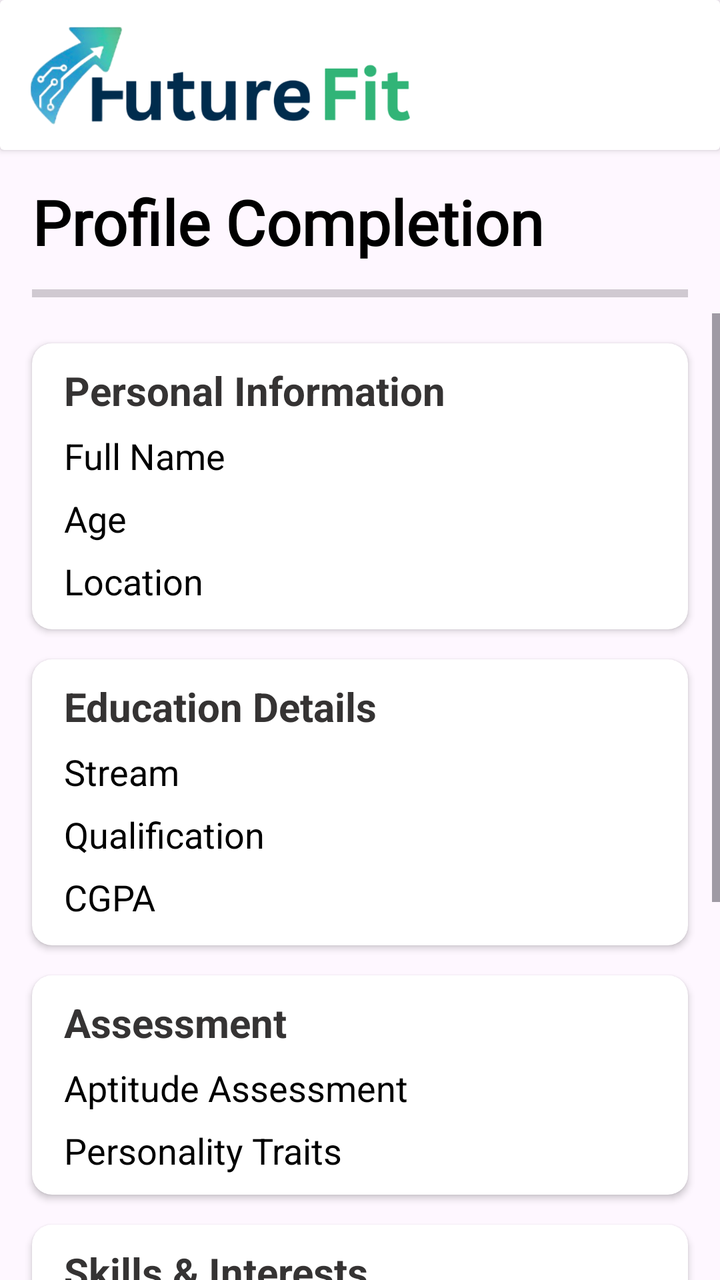
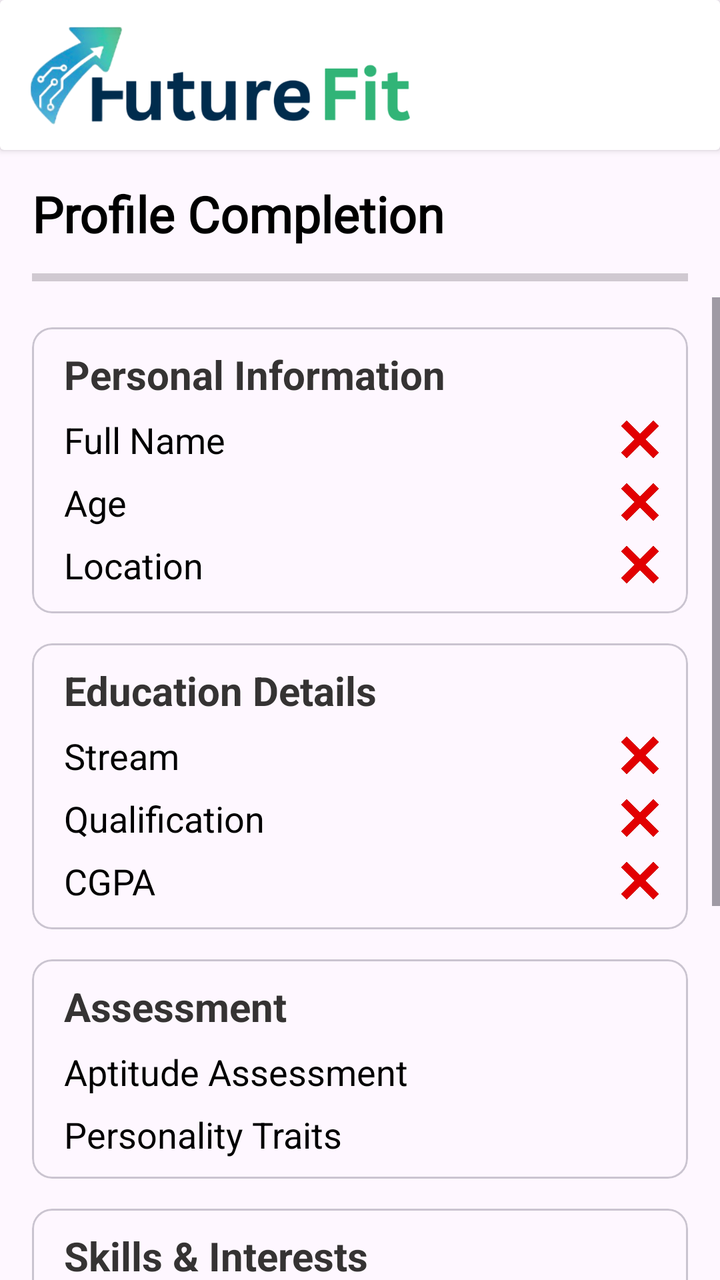

Before-and-after screenshots of an Android layout around one commit, followed by the original layout XML and the change that was made.
<!-- AndroidManifest.xml: application theme Theme.FutureFit -->
<!-- res/layout/activity_profile_status.xml -->
<?xml version="1.0" encoding="utf-8"?>
<LinearLayout xmlns:android="http://schemas.android.com/apk/res/android"
    xmlns:app="http://schemas.android.com/apk/res-auto"
    xmlns:tools="http://schemas.android.com/tools"
    android:id="@+id/main"
    android:orientation="vertical"
    android:backgroundTint="@color/Royalwhite"
    android:layout_width="match_parent"
    android:layout_height="match_parent"
    tools:context=".ProfileStatus">

    <androidx.cardview.widget.CardView
        android:layout_width="match_parent"
        android:layout_height="75dp"
        android:elevation="15dp">
       <ImageView
           android:layout_width="200dp"
           android:layout_height="match_parent"
           android:src="@drawable/finallogo2"
           android:layout_marginLeft="10dp"/>
    </androidx.cardview.widget.CardView>

    <TextView
        android:layout_width="wrap_content"
        android:layout_height="wrap_content"
        android:text="Profile Completion"
        android:textStyle="bold"
        android:layout_marginTop="15dp"
        android:textSize="31dp"
        android:textColor="@color/black"
        android:fontFamily="@font/ar_one_sans"
        android:layout_marginStart="16dp"/>

    <ProgressBar
        android:id="@+id/progressBar"
        style="?android:attr/progressBarStyleHorizontal"
        android:layout_width="match_parent"
        android:layout_height="20dp"
        android:layout_marginTop="5dp"
        android:layout_marginHorizontal="16dp"/>

    <ScrollView
        android:layout_width="match_parent"
        android:layout_height="wrap_content"
        >
        <LinearLayout
            android:layout_width="match_parent"
            android:layout_height="match_parent"
            android:orientation="vertical">



    <androidx.cardview.widget.CardView
        android:layout_width="match_parent"
        android:layout_height="wrap_content"
        android:layout_marginHorizontal="16dp"
        app:cardCornerRadius="10dp"
        android:layout_marginTop="15dp">
        <LinearLayout
            android:layout_width="match_parent"
            android:layout_height="match_parent"
            android:orientation="vertical">
            <TextView
                android:layout_width="wrap_content"
                android:layout_height="wrap_content"
                android:text="Personal Information"
                android:textColor="@color/textcolor"
                android:textSize="20dp"
                android:textStyle="bold"
                android:layout_marginTop="10dp"
                android:layout_marginStart="16dp"/>
            <LinearLayout
                android:layout_width="match_parent"
                android:layout_height="wrap_content"
                android:orientation="horizontal"
                android:layout_marginTop="7dp">
                <TextView
                    android:layout_width="wrap_content"
                    android:layout_height="wrap_content"
                    android:text="Full Name"
                    android:textSize="18dp"
                    android:textColor="@color/black"
                    android:paddingStart="16dp"
                    android:layout_gravity="center_vertical"/>
                <ImageView
                    android:id="@+id/namecheck"
                    android:layout_width="24dp"
                    android:layout_height="24dp"
                    android:layout_marginLeft="245dp"
                    android:layout_gravity="center_vertical"
                    android:src="@drawable/cross"/>
            </LinearLayout>
            <LinearLayout
                android:layout_width="match_parent"
                android:layout_height="wrap_content"
                android:orientation="horizontal"
                android:layout_marginTop="7dp">
                <TextView
                    android:layout_width="wrap_content"
                    android:layout_height="wrap_content"
                    android:text="Age"
                    android:textSize="18dp"
                    android:paddingStart="16dp"
                    android:textColor="@color/black"
                    android:layout_gravity="center_vertical"/>
                <ImageView
                    android:id="@+id/agecheck"
                    android:layout_width="24dp"
                    android:layout_height="24dp"
                    android:layout_marginLeft="295dp"
                    android:layout_gravity="center_vertical"
                    android:src="@drawable/cross"/>
            </LinearLayout>
            <LinearLayout
                android:layout_width="match_parent"
                android:layout_height="wrap_content"
                android:orientation="horizontal"
                android:layout_marginBottom="12dp"
                android:layout_marginTop="7dp">
                <TextView
                    android:layout_width="wrap_content"
                    android:layout_height="wrap_content"
                    android:text="Location"
                    android:textSize="18dp"
                    android:paddingStart="16dp"
                    android:textColor="@color/black"
                    android:layout_gravity="center_vertical"/>
                <ImageView
                    android:id="@+id/locationcheck"
                    android:layout_width="24dp"
                    android:layout_height="24dp"
                    android:layout_marginLeft="257dp"
                    android:layout_gravity="center_vertical"
                    android:src="@drawable/cross"/>
            </LinearLayout>
        </LinearLayout>
    </androidx.cardview.widget.CardView>



    <androidx.cardview.widget.CardView
        android:layout_width="match_parent"
        android:layout_height="wrap_content"
        android:layout_marginHorizontal="16dp"
        app:cardCornerRadius="10dp"
        android:layout_marginTop="15dp">
        <LinearLayout
            android:layout_width="match_parent"
            android:layout_height="match_parent"
            android:orientation="vertical">
            <TextView
                android:layout_width="wrap_content"
                android:layout_height="wrap_content"
                android:text="Education Details"
                android:textColor="@color/textcolor"
                android:textSize="20dp"
                android:textStyle="bold"
                android:layout_marginTop="10dp"
                android:layout_marginStart="16dp"/>
            <LinearLayout
                android:layout_width="match_parent"
                android:layout_height="wrap_content"
                android:orientation="horizontal"
                android:layout_marginTop="7dp">
                <TextView
                    android:id="@+id/Stream"
                    android:layout_width="wrap_content"
                    android:layout_height="wrap_content"
                    android:text="Stream"
                    android:textSize="18dp"
                    android:textColor="@color/black"
                    android:paddingStart="16dp"
                    android:layout_gravity="center_vertical"/>
                <ImageView
                    android:id="@+id/streamcheck"
                    android:layout_width="24dp"
                    android:layout_height="24dp"
                    android:layout_marginLeft="267dp"
                    android:layout_gravity="center_vertical"
                    android:src="@drawable/cross"/>
            </LinearLayout>
            <LinearLayout
                android:layout_width="match_parent"
                android:layout_height="wrap_content"
                android:orientation="horizontal"
                android:layout_marginTop="7dp">
                <TextView
                    android:id="@+id/qualification"
                    android:layout_width="wrap_content"
                    android:layout_height="wrap_content"
                    android:text="Qualification"
                    android:textSize="18dp"
                    android:paddingStart="16dp"
                    android:textColor="@color/black"
                    android:layout_gravity="center_vertical"/>
                <ImageView
                    android:id="@+id/qualificationcheck"
                    android:layout_width="24dp"
                    android:layout_height="24dp"
                    android:layout_marginLeft="226dp"
                    android:layout_gravity="center_vertical"
                    android:src="@drawable/cross"/>
            </LinearLayout>
            <LinearLayout
                android:layout_width="match_parent"
                android:layout_height="wrap_content"
                android:orientation="horizontal"
                android:layout_marginBottom="12dp"
                android:layout_marginTop="7dp">
                <TextView
                    android:id="@+id/cgpa"
                    android:layout_width="wrap_content"
                    android:layout_height="wrap_content"
                    android:text="CGPA"
                    android:textSize="18dp"
                    android:paddingStart="16dp"
                    android:textColor="@color/black"
                    android:layout_gravity="center_vertical"/>
                <ImageView
                    android:id="@+id/cgpacheck"
                    android:layout_width="24dp"
                    android:layout_height="24dp"
                    android:layout_marginLeft="280dp"
                    android:layout_gravity="center_vertical"
                    android:src="@drawable/cross"/>
            </LinearLayout>
        </LinearLayout>
    </androidx.cardview.widget.CardView>

    <androidx.cardview.widget.CardView
        android:layout_width="match_parent"
        android:layout_height="wrap_content"
        android:layout_marginHorizontal="16dp"
        app:cardCornerRadius="10dp"
        android:layout_marginTop="15dp">
        <LinearLayout
            android:layout_width="match_parent"
            android:layout_height="match_parent"
            android:orientation="vertical">
            <TextView
                android:layout_width="wrap_content"
                android:layout_height="wrap_content"
                android:text="Assessment"
                android:textColor="@color/textcolor"
                android:textSize="20dp"
                android:textStyle="bold"
                android:layout_marginTop="10dp"
                android:layout_marginStart="16dp"/>
            <LinearLayout
                android:layout_width="match_parent"
                android:layout_height="wrap_content"
                android:orientation="horizontal"
                android:layout_marginTop="7dp">
                <TextView
                    android:layout_width="wrap_content"
                    android:layout_height="wrap_content"
                    android:text="Aptitude Assessment"
                    android:textSize="18dp"
                    android:textColor="@color/black"
                    android:paddingStart="16dp"
                    android:layout_gravity="center_vertical"/>
                <ImageView
                    android:id="@+id/aptitudecheck"
                    android:layout_width="24dp"
                    android:layout_height="24dp"
                    android:layout_marginLeft="155dp"
                    android:layout_gravity="center_vertical"
                    android:src="@drawable/cross"/>
            </LinearLayout>
            <LinearLayout
                android:layout_width="match_parent"
                android:layout_height="wrap_content"
                android:orientation="horizontal"
                android:layout_marginBottom="10dp"
                android:layout_marginTop="7dp">
                <TextView
                    android:layout_width="wrap_content"
                    android:layout_height="wrap_content"
                    android:text="Personality Traits"
                    android:textSize="18dp"
                    android:paddingStart="16dp"
                    android:textColor="@color/black"
                    android:layout_gravity="center_vertical"/>
                <ImageView
                    android:id="@+id/personalitycheck"
                    android:layout_width="24dp"
                    android:layout_height="24dp"
                    android:layout_marginLeft="187dp"
                    android:layout_gravity="center_vertical"
                    android:src="@drawable/cross"/>
            </LinearLayout>
        </LinearLayout>
    </androidx.cardview.widget.CardView>


    <androidx.cardview.widget.CardView
        android:layout_width="match_parent"
        android:layout_height="wrap_content"
        android:layout_marginHorizontal="16dp"
        app:cardCornerRadius="10dp"
        android:layout_marginTop="15dp">
        <LinearLayout
            android:layout_width="match_parent"
            android:layout_height="match_parent"
            android:orientation="vertical">
            <TextView
                android:layout_width="wrap_content"
                android:layout_height="wrap_content"
                android:text="Skills &amp; Interests"
                android:textColor="@color/textcolor"
                android:textSize="20dp"
                android:textStyle="bold"
                android:layout_marginTop="10dp"
                android:layout_marginStart="16dp"/>
            <LinearLayout
                android:layout_width="match_parent"
                android:layout_height="wrap_content"
                android:orientation="horizontal"
                android:layout_marginTop="7dp">
                <TextView
                    android:layout_width="wrap_content"
                    android:layout_height="wrap_content"
                    android:text="Technical Skills"
                    android:textSize="18dp"
                    android:textColor="@color/black"
                    android:paddingStart="16dp"
                    android:layout_gravity="center_vertical"/>
                <ImageView
                    android:id="@+id/technicalcheck"
                    android:layout_width="24dp"
                    android:layout_height="24dp"
                    android:layout_marginLeft="202dp"
                    android:layout_gravity="center_vertical"
                    android:src="@drawable/cross"/>
            </LinearLayout>
            <LinearLayout
                android:layout_width="match_parent"
                android:layout_height="wrap_content"
                android:orientation="horizontal"
                android:layout_marginTop="7dp">
                <TextView
                    android:layout_width="wrap_content"
                    android:layout_height="wrap_content"
                    android:text="Softskills"
                    android:textSize="18dp"
                    android:paddingStart="16dp"
                    android:textColor="@color/black"
                    android:layout_gravity="center_vertical"/>
                <ImageView
                    android:id="@+id/softcheck"
                    android:layout_width="24dp"
                    android:layout_height="24dp"
                    android:layout_marginLeft="252dp"
                    android:layout_gravity="center_vertical"
                    android:src="@drawable/cross"/>
            </LinearLayout>
            <LinearLayout
                android:layout_width="match_parent"
                android:layout_height="wrap_content"
                android:orientation="horizontal"
                android:layout_marginBottom="12dp"
                android:layout_marginTop="7dp">
                <TextView
                    android:layout_width="wrap_content"
                    android:layout_height="wrap_content"
                    android:text="Interests"
                    android:textSize="18dp"
                    android:paddingStart="16dp"
                    android:textColor="@color/black"
                    android:layout_gravity="center_vertical"/>
                <ImageView
                    android:id="@+id/interestcheck"
                    android:layout_width="24dp"
                    android:layout_height="24dp"
                    android:layout_marginLeft="255dp"
                    android:layout_gravity="center_vertical"
                    android:src="@drawable/cross"/>
            </LinearLayout>
        </LinearLayout>
    </androidx.cardview.widget.CardView>

    <androidx.cardview.widget.CardView
        android:layout_width="match_parent"
        android:layout_height="wrap_content"
        android:layout_marginHorizontal="16dp"
        app:cardCornerRadius="10dp"
        android:layout_marginTop="15dp">
        <LinearLayout
            android:layout_width="match_parent"
            android:layout_height="match_parent"
            android:orientation="vertical">
            <TextView
                android:layout_width="wrap_content"
                android:layout_height="wrap_content"
                android:text="Experience &amp; Certification"
                android:textColor="@color/textcolor"
                android:textSize="20dp"
                android:textStyle="bold"
                android:layout_marginTop="10dp"
                android:layout_marginStart="16dp"/>
            <LinearLayout
                android:layout_width="match_parent"
                android:layout_height="wrap_content"
                android:orientation="horizontal"
                android:layout_marginTop="7dp">
                <TextView
                    android:layout_width="wrap_content"
                    android:layout_height="wrap_content"
                    android:text="Experience"
                    android:textSize="18dp"
                    android:textColor="@color/black"
                    android:paddingStart="16dp"
                    android:layout_gravity="center_vertical"/>
                <ImageView
                    android:id="@+id/experiencecheck"
                    android:layout_width="24dp"
                    android:layout_height="24dp"
                    android:layout_marginLeft="239dp"
                    android:layout_gravity="center_vertical"
                    android:src="@drawable/cross"/>
            </LinearLayout>
            <LinearLayout
                android:layout_width="match_parent"
                android:layout_height="wrap_content"
                android:orientation="horizontal"
                android:layout_marginBottom="10dp"
                android:layout_marginTop="7dp">
                <TextView
                    android:layout_width="wrap_content"
                    android:layout_height="wrap_content"
                    android:text="Certification"
                    android:textSize="18dp"
                    android:paddingStart="16dp"
                    android:textColor="@color/black"
                    android:layout_gravity="center_vertical"/>
                <ImageView
                    android:id="@+id/certificationcheck"
                    android:layout_width="24dp"
                    android:layout_height="24dp"
                    android:layout_marginLeft="228dp"
                    android:layout_gravity="center_vertical"
                    android:src="@drawable/cross"/>
            </LinearLayout>
        </LinearLayout>
    </androidx.cardview.widget.CardView>

            <LinearLayout
                android:layout_width="match_parent"
                android:layout_marginTop="20dp"
                android:layout_height="match_parent">
                <androidx.cardview.widget.CardView
                    android:id="@+id/predicit"
                    android:layout_width="match_parent"
                    android:layout_height="40dp"
                    android:layout_gravity="bottom"
                    android:layout_marginBottom="10dp"
                    android:layout_marginHorizontal="15dp"
                    app:cardBackgroundColor="@color/Sky"
                    android:elevation="15dp"
                    app:cardCornerRadius="12dp">
                    <TextView
                        android:layout_width="wrap_content"
                        android:layout_height="wrap_content"
                        android:text="Predicit"
                        android:textColor="@color/white"
                        android:textStyle="bold"
                        android:textSize="25dp"
                        android:layout_gravity="center"
                        android:fontFamily="@font/monda"/>
                </androidx.cardview.widget.CardView>

            </LinearLayout>




        </LinearLayout>
    </ScrollView>
</LinearLayout>
<!-- resources referenced by this layout -->
<resources>
  <color name="Royalwhite">#f5f5f5</color>
  <color name="Sky">#3567E9</color>
  <color name="black">#FF000000</color>
  <color name="textcolor">#353333</color>
  <color name="white">#FFFFFFFF</color>
  <!-- drawable cross: png bitmap (drawable, 75077 bytes) -->
  <!-- drawable finallogo2: png bitmap (drawable, 57293 bytes) -->
  <style name="Theme.FutureFit" parent="Base.Theme.FutureFit" />
  <style name="Base.Theme.FutureFit" parent="Theme.Material3.DayNight.NoActionBar">
          
          
      </style>
</resources>

<!-- the commit's change to res/layout/activity_profile_status.xml (unified diff, before → after) -->
@@ -26,7 +26,7 @@
         android:text="Profile Completion"
         android:textStyle="bold"
         android:layout_marginTop="15dp"
-        android:textSize="31dp"
+        android:textSize="25dp"
         android:textColor="@color/black"
         android:fontFamily="@font/ar_one_sans"
         android:layout_marginStart="16dp"/>
@@ -50,7 +50,7 @@
 
 
 
-    <androidx.cardview.widget.CardView
+    <com.google.android.material.card.MaterialCardView
         android:layout_width="match_parent"
         android:layout_height="wrap_content"
         android:layout_marginHorizontal="16dp"
@@ -73,12 +73,14 @@
                 android:layout_width="match_parent"
                 android:layout_height="wrap_content"
                 android:orientation="horizontal"
+                android:layout_marginRight="12dp"
                 android:layout_marginTop="7dp">
                 <TextView
                     android:layout_width="wrap_content"
                     android:layout_height="wrap_content"
                     android:text="Full Name"
                     android:textSize="18dp"
+                    android:layout_weight="1"
                     android:textColor="@color/black"
                     android:paddingStart="16dp"
                     android:layout_gravity="center_vertical"/>
@@ -86,20 +88,21 @@
                     android:id="@+id/namecheck"
                     android:layout_width="24dp"
                     android:layout_height="24dp"
-                    android:layout_marginLeft="245dp"
-                    android:layout_gravity="center_vertical"
-                    android:src="@drawable/cross"/>
-            </LinearLayout>
-            <LinearLayout
-                android:layout_width="match_parent"
-                android:layout_height="wrap_content"
-                android:orientation="horizontal"
+                    android:layout_gravity="center_vertical"
+                    android:src="@drawable/cross"/>
+            </LinearLayout>
+            <LinearLayout
+                android:layout_width="match_parent"
+                android:layout_height="wrap_content"
+                android:orientation="horizontal"
+                android:layout_marginRight="12dp"
                 android:layout_marginTop="7dp">
                 <TextView
                     android:layout_width="wrap_content"
                     android:layout_height="wrap_content"
                     android:text="Age"
                     android:textSize="18dp"
+                    android:layout_weight="1"
                     android:paddingStart="16dp"
                     android:textColor="@color/black"
                     android:layout_gravity="center_vertical"/>
@@ -107,21 +110,22 @@
                     android:id="@+id/agecheck"
                     android:layout_width="24dp"
                     android:layout_height="24dp"
-                    android:layout_marginLeft="295dp"
-                    android:layout_gravity="center_vertical"
-                    android:src="@drawable/cross"/>
-            </LinearLayout>
-            <LinearLayout
-                android:layout_width="match_parent"
-                android:layout_height="wrap_content"
-                android:orientation="horizontal"
+                    android:layout_gravity="center_vertical"
+                    android:src="@drawable/cross"/>
+            </LinearLayout>
+            <LinearLayout
+                android:layout_width="match_parent"
+                android:layout_height="wrap_content"
+                android:orientation="horizontal"
+                android:layout_marginRight="12dp"
                 android:layout_marginBottom="12dp"
                 android:layout_marginTop="7dp">
                 <TextView
-                    android:layout_width="wrap_content"
+                    android:layout_width="match_parent"
                     android:layout_height="wrap_content"
                     android:text="Location"
                     android:textSize="18dp"
+                    android:layout_weight="1"
                     android:paddingStart="16dp"
                     android:textColor="@color/black"
                     android:layout_gravity="center_vertical"/>
@@ -129,16 +133,15 @@
                     android:id="@+id/locationcheck"
                     android:layout_width="24dp"
                     android:layout_height="24dp"
-                    android:layout_marginLeft="257dp"
-                    android:layout_gravity="center_vertical"
-                    android:src="@drawable/cross"/>
-            </LinearLayout>
-        </LinearLayout>
-    </androidx.cardview.widget.CardView>
-
-
-
-    <androidx.cardview.widget.CardView
+                    android:layout_gravity="center_vertical"
+                    android:src="@drawable/cross"/>
+            </LinearLayout>
+        </LinearLayout>
+    </com.google.android.material.card.MaterialCardView>
+
+
+
+    <com.google.android.material.card.MaterialCardView
         android:layout_width="match_parent"
         android:layout_height="wrap_content"
         android:layout_marginHorizontal="16dp"
@@ -161,6 +164,7 @@
                 android:layout_width="match_parent"
                 android:layout_height="wrap_content"
                 android:orientation="horizontal"
+                android:layout_marginRight="12dp"
                 android:layout_marginTop="7dp">
                 <TextView
                     android:id="@+id/Stream"
@@ -168,6 +172,7 @@
                     android:layout_height="wrap_content"
                     android:text="Stream"
                     android:textSize="18dp"
+                    android:layout_weight="1"
                     android:textColor="@color/black"
                     android:paddingStart="16dp"
                     android:layout_gravity="center_vertical"/>
@@ -175,14 +180,14 @@
                     android:id="@+id/streamcheck"
                     android:layout_width="24dp"
                     android:layout_height="24dp"
-                    android:layout_marginLeft="267dp"
-                    android:layout_gravity="center_vertical"
-                    android:src="@drawable/cross"/>
-            </LinearLayout>
-            <LinearLayout
-                android:layout_width="match_parent"
-                android:layout_height="wrap_content"
-                android:orientation="horizontal"
+                    android:layout_gravity="center_vertical"
+                    android:src="@drawable/cross"/>
+            </LinearLayout>
+            <LinearLayout
+                android:layout_width="match_parent"
+                android:layout_height="wrap_content"
+                android:orientation="horizontal"
+                android:layout_marginRight="12dp"
                 android:layout_marginTop="7dp">
                 <TextView
                     android:id="@+id/qualification"
@@ -190,6 +195,7 @@
                     android:layout_height="wrap_content"
                     android:text="Qualification"
                     android:textSize="18dp"
+                    android:layout_weight="1"
                     android:paddingStart="16dp"
                     android:textColor="@color/black"
                     android:layout_gravity="center_vertical"/>
@@ -197,7 +203,6 @@
                     android:id="@+id/qualificationcheck"
                     android:layout_width="24dp"
                     android:layout_height="24dp"
-                    android:layout_marginLeft="226dp"
                     android:layout_gravity="center_vertical"
                     android:src="@drawable/cross"/>
             </LinearLayout>
@@ -206,12 +211,14 @@
                 android:layout_height="wrap_content"
                 android:orientation="horizontal"
                 android:layout_marginBottom="12dp"
+                android:layout_marginRight="12dp"
                 android:layout_marginTop="7dp">
                 <TextView
                     android:id="@+id/cgpa"
                     android:layout_width="wrap_content"
                     android:layout_height="wrap_content"
                     android:text="CGPA"
+                    android:layout_weight="1"
                     android:textSize="18dp"
                     android:paddingStart="16dp"
                     android:textColor="@color/black"
@@ -220,14 +227,13 @@
                     android:id="@+id/cgpacheck"
                     android:layout_width="24dp"
                     android:layout_height="24dp"
-                    android:layout_marginLeft="280dp"
-                    android:layout_gravity="center_vertical"
-                    android:src="@drawable/cross"/>
-            </LinearLayout>
-        </LinearLayout>
-    </androidx.cardview.widget.CardView>
-
-    <androidx.cardview.widget.CardView
+                    android:layout_gravity="center_vertical"
+                    android:src="@drawable/cross"/>
+            </LinearLayout>
+        </LinearLayout>
+    </com.google.android.material.card.MaterialCardView>
+
+    <com.google.android.material.card.MaterialCardView
         android:layout_width="match_parent"
         android:layout_height="wrap_content"
         android:layout_marginHorizontal="16dp"
@@ -290,10 +296,10 @@
                     android:src="@drawable/cross"/>
             </LinearLayout>
         </LinearLayout>
-    </androidx.cardview.widget.CardView>
-
-
-    <androidx.cardview.widget.CardView
+    </com.google.android.material.card.MaterialCardView>
+
+
+    <com.google.android.material.card.MaterialCardView
         android:layout_width="match_parent"
         android:layout_height="wrap_content"
         android:layout_marginHorizontal="16dp"
@@ -377,9 +383,9 @@
                     android:src="@drawable/cross"/>
             </LinearLayout>
         </LinearLayout>
-    </androidx.cardview.widget.CardView>
-
-    <androidx.cardview.widget.CardView
+    </com.google.android.material.card.MaterialCardView>
+
+    <com.google.android.material.card.MaterialCardView
         android:layout_width="match_parent"
         android:layout_height="wrap_content"
         android:layout_marginHorizontal="16dp"
@@ -392,7 +398,7 @@
             <TextView
                 android:layout_width="wrap_content"
                 android:layout_height="wrap_content"
-                android:text="Experience &amp; Certification"
+                android:text="Experience &amp; Physical Fitness"
                 android:textColor="@color/textcolor"
                 android:textSize="20dp"
                 android:textStyle="bold"
@@ -423,35 +429,36 @@
                 android:layout_width="match_parent"
                 android:layout_height="wrap_content"
                 android:orientation="horizontal"
-                android:layout_marginBottom="10dp"
-                android:layout_marginTop="7dp">
-                <TextView
-                    android:layout_width="wrap_content"
-                    android:layout_height="wrap_content"
-                    android:text="Certification"
-                    android:textSize="18dp"
-                    android:paddingStart="16dp"
-                    android:textColor="@color/black"
-                    android:layout_gravity="center_vertical"/>
-                <ImageView
-                    android:id="@+id/certificationcheck"
-                    android:layout_width="24dp"
-                    android:layout_height="24dp"
-                    android:layout_marginLeft="228dp"
-                    android:layout_gravity="center_vertical"
-                    android:src="@drawable/cross"/>
-            </LinearLayout>
-        </LinearLayout>
-    </androidx.cardview.widget.CardView>
-
-            <LinearLayout
-                android:layout_width="match_parent"
-                android:layout_marginTop="20dp"
+                android:layout_marginTop="7dp"
+                android:layout_marginBottom="10dp">
+                <TextView
+                    android:layout_width="wrap_content"
+                    android:layout_height="wrap_content"
+                    android:text="Physical Fitness"
+                    android:textSize="18dp"
+                    android:textColor="@color/black"
+                    android:paddingStart="16dp"
+                    android:layout_gravity="center_vertical"/>
+                <ImageView
+                    android:id="@+id/fitnesscheck"
+                    android:layout_width="24dp"
+                    android:layout_height="24dp"
+                    android:layout_marginLeft="198dp"
+                    android:layout_gravity="center_vertical"
+                    android:src="@drawable/cross"/>
+            </LinearLayout>
+
+        </LinearLayout>
+    </com.google.android.material.card.MaterialCardView>
+
+            <LinearLayout
+                android:layout_width="match_parent"
+                android:layout_marginTop="10dp"
                 android:layout_height="match_parent">
-                <androidx.cardview.widget.CardView
+                <com.google.android.material.card.MaterialCardView
                     android:id="@+id/predicit"
                     android:layout_width="match_parent"
-                    android:layout_height="40dp"
+                    android:layout_height="50dp"
                     android:layout_gravity="bottom"
                     android:layout_marginBottom="10dp"
                     android:layout_marginHorizontal="15dp"
@@ -467,7 +474,7 @@
                         android:textSize="25dp"
                         android:layout_gravity="center"
                         android:fontFamily="@font/monda"/>
-                </androidx.cardview.widget.CardView>
+                </com.google.android.material.card.MaterialCardView>
 
             </LinearLayout>
 
